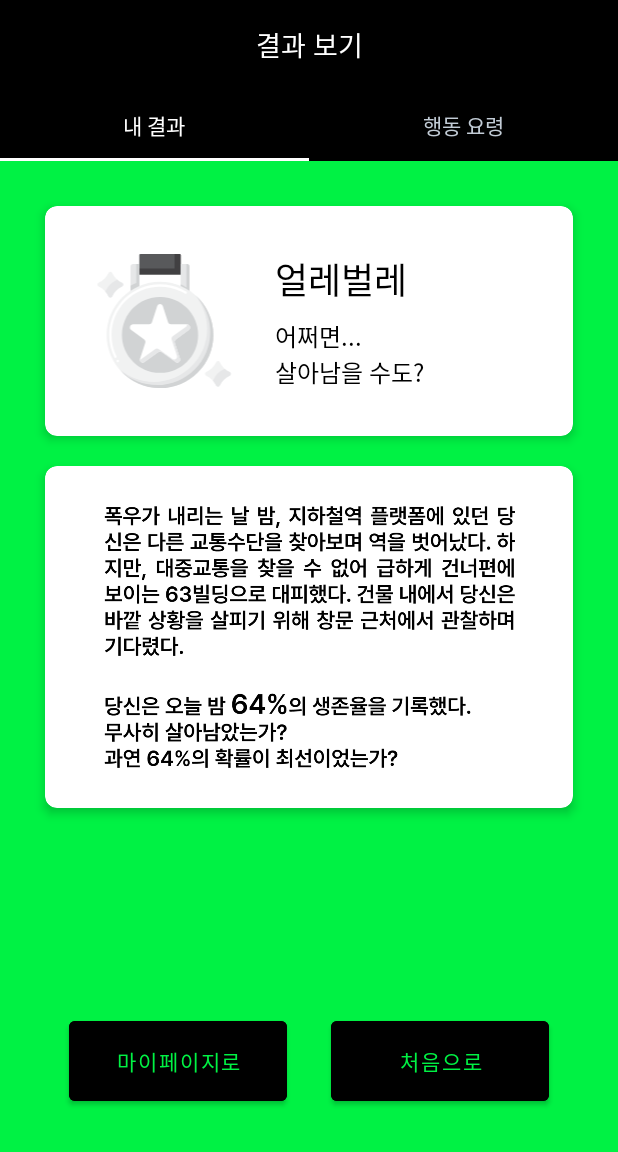
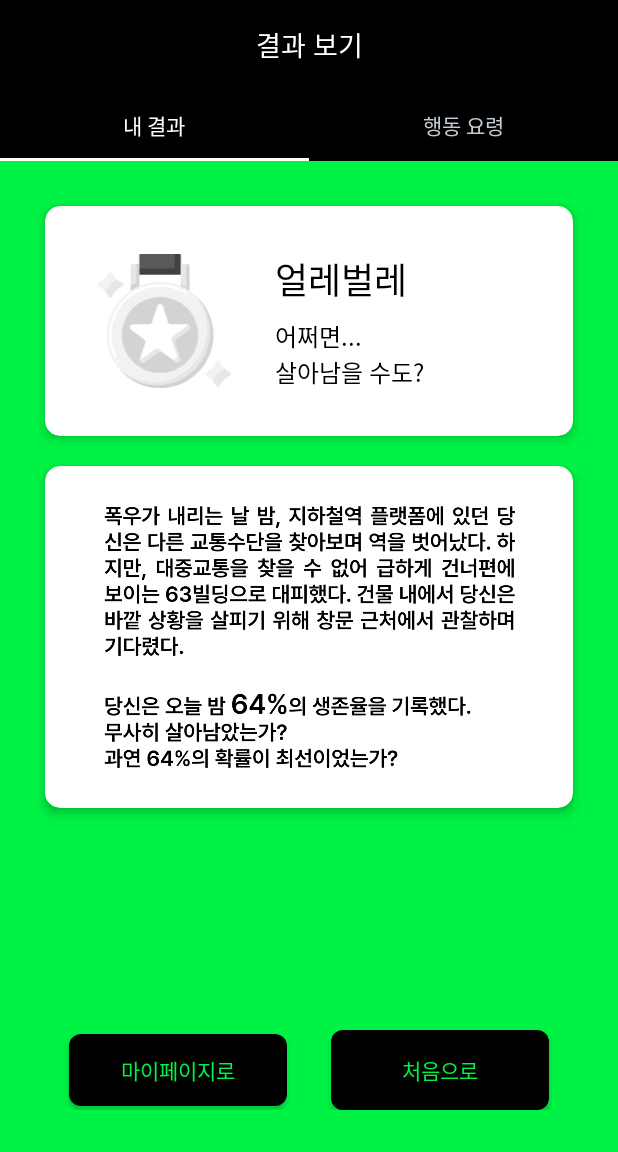
Before and after one commit to SOPKATHON-9th/Damin-AOS, an Android app: the screen it shows after launch (ResultActivity), on a phone screen of 412 x 824 dp, the part 84-1236 px from its top. Run offline under Robolectric (Android 15) with nearby library versions, the phone set to English and light mode, and no system bars; our stand-ins replace Timber, data binding; 1 statement that could not run was skipped.

Commit message:
design: 행동요령 프래그먼트, 둥근 버튼 구현

```diff
--- /dev/null
+++ b/app/src/main/res/drawable/round_button.xml
@@ -0,0 +1,9 @@
+<?xml version="1.0" encoding="utf-8"?>
+<shape xmlns:android="http://schemas.android.com/apk/res/android"
+    android:padding="16dp"
+    android:shape="rectangle">
+
+    <solid android:color="@color/black" />
+    <corners android:radius="8dp" />
+
+</shape>
--- a/app/src/main/res/layout/activity_result.xml
+++ b/app/src/main/res/layout/activity_result.xml
@@ -124,12 +124,11 @@
             app:layout_constraintEnd_toEndOf="parent"
             app:layout_constraintStart_toStartOf="parent">
 
-            <Button
+            <android.widget.Button
                 android:id="@+id/btn_mypage"
                 android:layout_width="145dp"
                 android:layout_height="wrap_content"
-                android:backgroundTint="@color/black"
-                android:padding="16dp"
+                android:background="@drawable/round_button"
                 android:text="마이페이지로"
                 android:textColor="@color/main_color"
                 app:layout_constraintBottom_toBottomOf="parent"
@@ -137,10 +136,11 @@
                 app:layout_constraintStart_toStartOf="parent"
                 app:layout_constraintTop_toTopOf="parent" />
 
-            <Button
+            <android.widget.Button
                 android:id="@+id/btn_home"
                 android:layout_width="145dp"
                 android:layout_height="wrap_content"
+                android:background="@drawable/round_button"
                 android:backgroundTint="@color/black"
                 android:padding="16dp"
                 android:text="처음으로"
--- a/app/src/main/res/layout/fragment_my_result.xml
+++ b/app/src/main/res/layout/fragment_my_result.xml
@@ -18,7 +18,7 @@
             android:layout_width="match_parent"
             android:layout_height="wrap_content"
             android:layout_margin="30dp"
-            app:cardCornerRadius="8dp"
+            app:cardCornerRadius="10dp"
             app:cardElevation="4dp"
             app:layout_constraintEnd_toEndOf="parent"
             app:layout_constraintStart_toStartOf="parent"
@@ -66,7 +66,7 @@
             android:layout_height="wrap_content"
             android:layout_marginHorizontal="30dp"
             android:layout_marginTop="20dp"
-            app:cardCornerRadius="8dp"
+            app:cardCornerRadius="10dp"
             app:cardElevation="4dp"
             app:layout_constraintTop_toBottomOf="@id/mcv_grade"
             app:layout_constraintEnd_toEndOf="parent"
```
Also changed, not shown: app/src/main/res/layout/fragment_action_rules.xml (+22 -6 lines).
